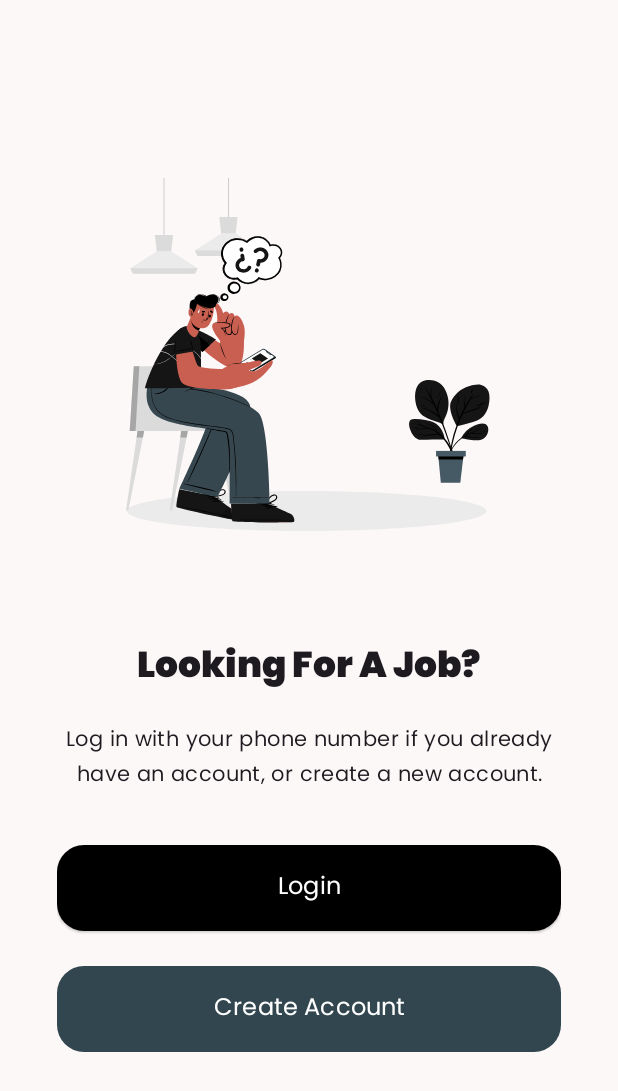
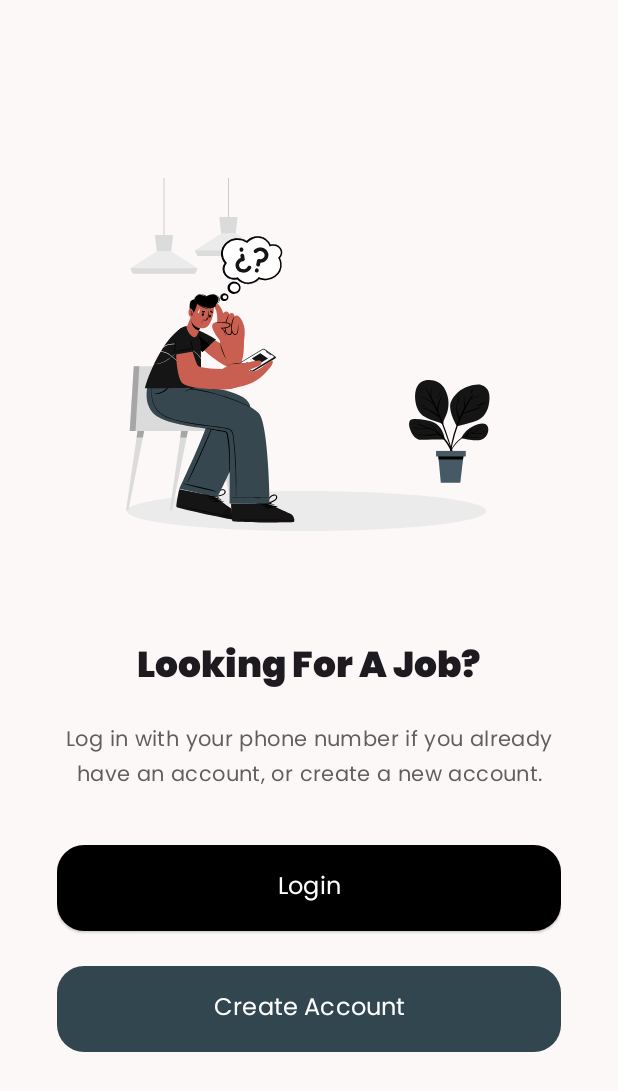
Before and after one commit to AhmedTHossain/kormi, an Android app: the screen it shows after launch (LandingActivity), on a phone screen of 412 x 824 dp. Shown: the top 1091 px of the screen. Run offline under Robolectric (Android 15) with nearby library versions, the phone set to English and light mode, and no system bars.

Commit message:
Minor UI changes in Landing screen UI
- add style for CustomElevationButton in night\themes.xml
- add style for CustomTonalButton in night\themes.xml
- add style for CustomBodyMedium in themes.xml and night\themes.xml

```diff
--- a/app/src/main/res/layout/activity_landing.xml
+++ b/app/src/main/res/layout/activity_landing.xml
@@ -31,7 +31,7 @@
             android:layout_height="wrap_content"
             android:layout_marginTop="15dp"
             android:text="@string/landing_page_instruction_text"
-            style="@style/TextAppearance.Material3.BodyMedium"
+            style="@style/CustomBodyMedium"
             android:textAlignment="center"/>
 
         <com.google.android.material.button.MaterialButton
--- a/app/src/main/res/values-night/themes.xml
+++ b/app/src/main/res/values-night/themes.xml
@@ -48,12 +48,34 @@
         <item name="colorSurfaceContainerHighest">@color/md_theme_surfaceContainerHighest</item>
 
         <item name="fontFamily">@font/poppins_regular</item>
-        <item name="textAppearanceTitleLarge">@style/CustomTitleLarge</item>
+
+        <!-- custom elevated button style across the app -->
+        <item name="materialButtonStyle">@style/CustomElevatedButton</item>
+
 
     </style>
 
-    <style name="CustomTitleLarge" parent="TextAppearance.Material3.TitleLarge">
-        <item name="android:textStyle">bold</item>
+    <style name="CustomHeadlineSmall" parent="TextAppearance.Material3.HeadlineSmall">
+        <item name="fontFamily">@font/poppins_black</item>
+    </style>
+
+    <style name="CustomBodyMedium" parent="TextAppearance.Material3.BodyMedium">
+        <item name="android:textColor">@color/md_theme_tertiary</item>
+    </style>
+
+    <style name="CustomElevatedButton" parent="Widget.Material3.Button.ElevatedButton">
+        <item name="backgroundTint">@color/md_theme_onPrimary</item>
+        <item name="android:textColor">@color/md_theme_primary</item>
+        <item name="android:textSize">16sp</item>
+        <item name="android:padding">15dp</item>
+        <item name="cornerRadius">18dp</item>
+    </style>
+
+    <style name="CustomTonalButton" parent="Widget.Material3.Button.TonalButton">
+        <item name="backgroundTint">@color/md_theme_onSecondary</item>
+        <item name="android:textColor">@color/md_theme_secondary</item>
+        <item name="android:padding">15dp</item>
+        <item name="cornerRadius">18dp</item>
     </style>
 
 </resources>
--- a/app/src/main/res/values/themes.xml
+++ b/app/src/main/res/values/themes.xml
@@ -59,6 +59,10 @@
         <item name="fontFamily">@font/poppins_black</item>
     </style>
 
+    <style name="CustomBodyMedium" parent="TextAppearance.Material3.BodyMedium">
+        <item name="android:textColor">@color/md_theme_tertiary</item>
+    </style>
+
     <style name="CustomElevatedButton" parent="Widget.Material3.Button.ElevatedButton">
         <item name="backgroundTint">@color/md_theme_primary</item>
         <item name="android:textColor">@color/md_theme_onPrimary</item>
```
